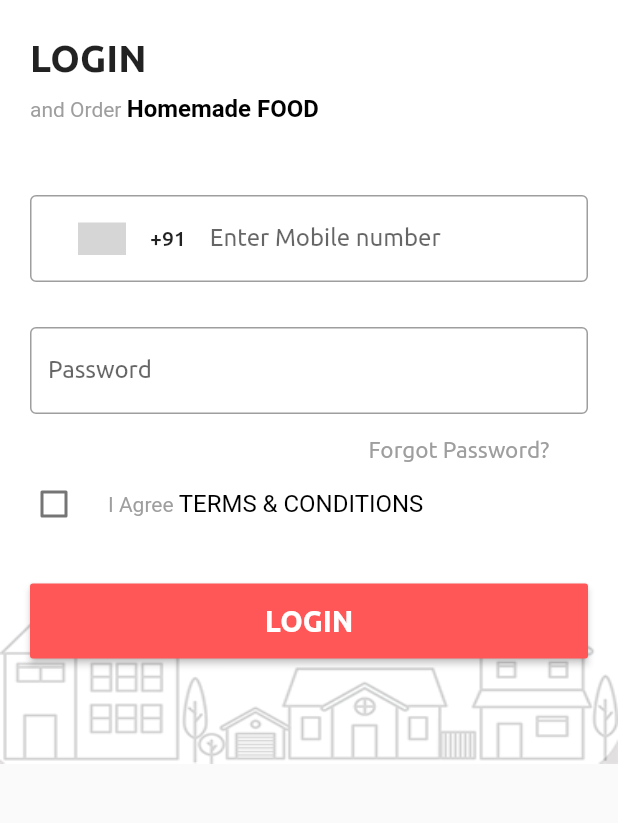
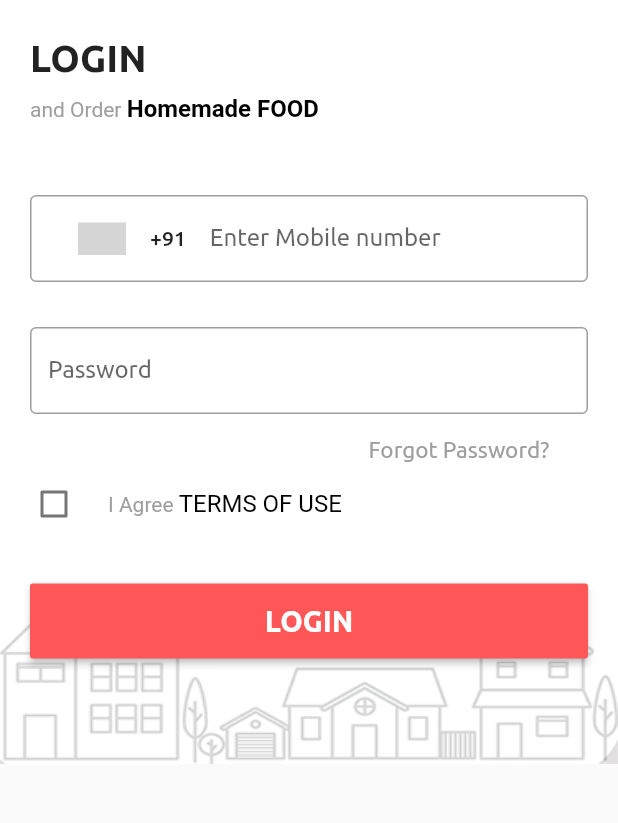
Before and after one commit to CodeHub95/Sheplates, a Flutter app: the LoginScreen screen opened by its route, on a phone screen of 412 x 824 dp, the part 369-1192 px from its top. Run offline on Flutter 3.47's test engine with Material 2 defaults, Android fonts, the light colour scheme and no system bars; drawn by our look-alikes of country_code_picker; our stand-ins replace cloud_firestore, device_info, dio, dotted_border, firebase_auth, firebase_messaging and 11 more; missing offline and left inert: firebase_auth_platform_interface, flutter_date_pickers, geocoder, google_geocoding, razorpay_flutter; accounts and stored records are empty; project files that could hold a hidden picture were left out; grey boxes are pictures that could not be loaded.

Commit message:
Latest/Code

```diff
--- a/lib/ui/LoginScreen.dart
+++ b/lib/ui/LoginScreen.dart
@@ -15,7 +15,8 @@ import 'package:flutter_sheplates/modals/request/loginrequest.dart';
 import 'package:flutter_sheplates/modals/response/loginresponse.dart';
 import 'package:flutter_sheplates/ui/HomeScreen.dart';
 import 'package:flutter_sheplates/ui/RegisterScreen.dart';
-
+import 'package:flutter/gestures.dart';
+import 'package:url_launcher/url_launcher.dart';
 class LoginScreen extends StatefulWidget {
   @override
   _MyHomePageState createState() => _MyHomePageState();
@@ -198,10 +199,22 @@ class _MyHomePageState extends State<LoginScreen> {
                                     text: "I Agree ",
                                     style: TextStyle(
                                         color: Colors.grey, fontSize: 14.0)),
-                                TextSpan(
-                                    text: "TERMS & CONDITIONS",
-                                    style: TextStyle(
-                                        color: Colors.black, fontSize: 16.0)),
+                                    TextSpan(
+                                      text: "TERMS OF USE",
+                                      style: TextStyle(
+                                          color: Colors.black, fontSize: 16.0),
+
+                                      recognizer: new TapGestureRecognizer()
+                                        ..onTap = () async {
+                                          final url = 'https://sheplates-staging-959022279.ap-south-1.elb.amazonaws.com/terms-of-use';
+                                          if (await canLaunch(url)) {
+                                            await launch(
+                                              url,
+                                              forceSafariVC: false,
+                                            );
+                                          }
+                                        },
+                                    ),
                               ])),
                               controlAffinity: ListTileControlAffinity.leading,
                               activeColor: Colors.green,
--- a/lib/ui/RegisterScreen.dart
+++ b/lib/ui/RegisterScreen.dart
@@ -1,5 +1,6 @@
 import 'dart:convert';
-
+import 'package:flutter/gestures.dart';
+import 'package:url_launcher/url_launcher.dart';
 import 'package:cloud_firestore/cloud_firestore.dart';
 import 'package:country_code_picker/country_code_picker.dart';
 import 'package:firebase_auth/firebase_auth.dart';
@@ -221,10 +222,22 @@ class _MyHomePageState extends State<RegisterScreen> with FirebaseMethods {
                                       text: "I Agree ",
                                       style: TextStyle(
                                           color: Colors.grey, fontSize: 14.0)),
-                                  TextSpan(
-                                      text: "TERMS & CONDITIONS",
-                                      style: TextStyle(
-                                          color: Colors.black, fontSize: 16.0)),
+                                      TextSpan(
+                                        text: "TERMS OF USE",
+                                        style: TextStyle(
+                                            color: Colors.black, fontSize: 16.0),
+
+                                        recognizer: new TapGestureRecognizer()
+                                          ..onTap = () async {
+                                            final url = 'https://sheplates-staging-959022279.ap-south-1.elb.amazonaws.com/terms-of-use';
+                                            if (await canLaunch(url)) {
+                                              await launch(
+                                                url,
+                                                forceSafariVC: false,
+                                              );
+                                            }
+                                          },
+                                      ),
                                 ])),
                                 controlAffinity:
                                     ListTileControlAffinity.leading,
--- a/pubspec.yaml
+++ b/pubspec.yaml
@@ -55,7 +55,8 @@ dependencies:
   smooth_star_rating: 1.0.4+2
   flutter_rating_bar: ^3.2.0
   razorpay_flutter: ^1.2.2
-
+  url_launcher: ^5.7.10
+  flutter_html: 1.0.2
 
 dev_dependencies:
   flutter_test:
```
